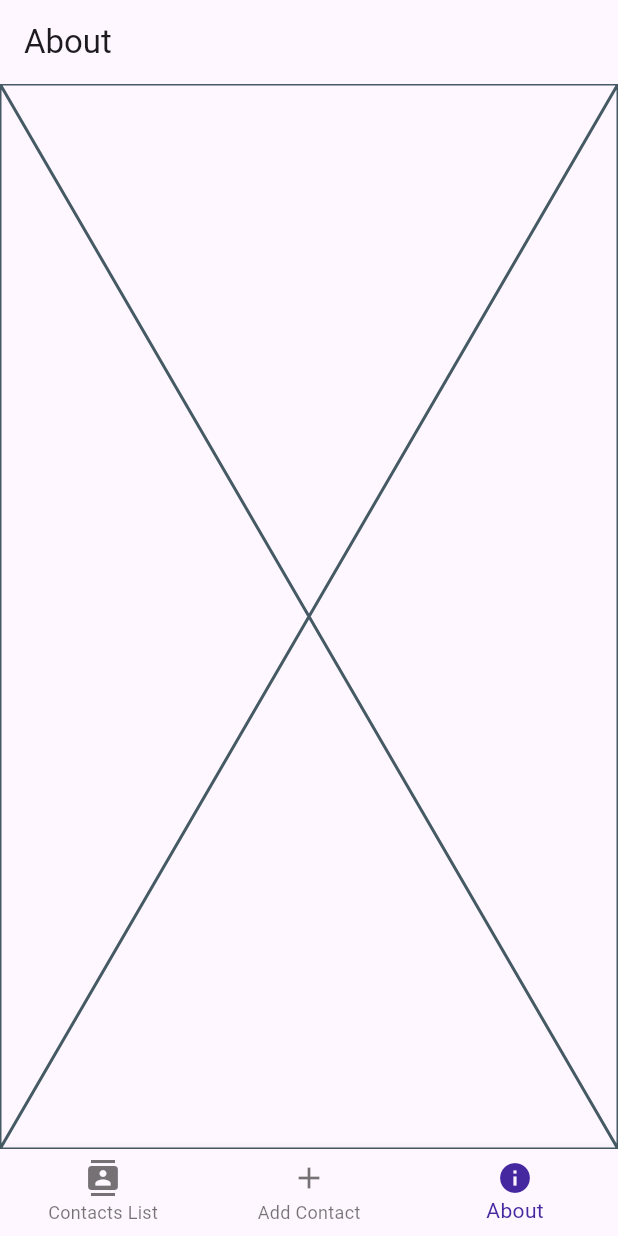
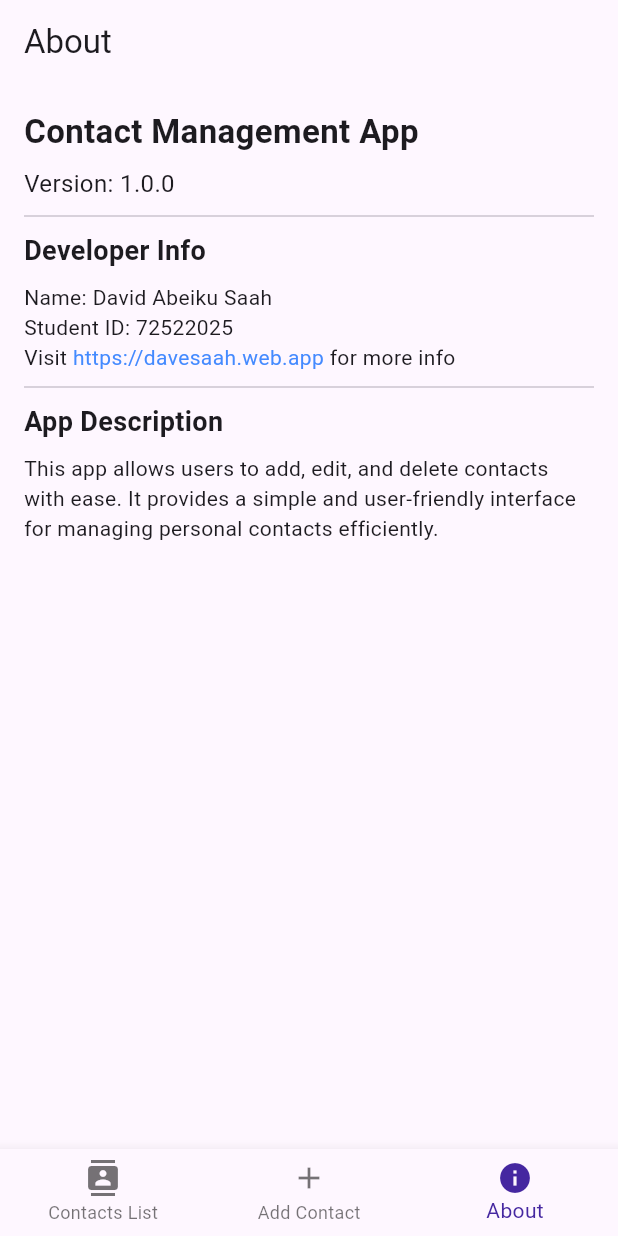
Before and after one commit to DaveSaah/contact_management_app, a Flutter app: the screen it shows after launch, item 3 of the bottom bar chosen, on a phone screen of 412 x 824 dp. Run offline on Flutter 3.47's test engine with Material 3 defaults, Android fonts, the phone set to English and light mode, and no system bars; network calls fail.

Commit message:
add about screen

```diff
--- a/lib/screens/about.dart
+++ b/lib/screens/about.dart
@@ -5,6 +5,73 @@ class AboutScreen extends StatelessWidget {
 
   @override
   Widget build(BuildContext context) {
-    return const Placeholder();
+    return Padding(
+      padding: const EdgeInsets.all(16.0),
+      child: Column(
+        crossAxisAlignment: CrossAxisAlignment.start,
+        children: [
+          Text(
+            "Contact Management App",
+            style: TextStyle(
+              fontSize: 22,
+              fontWeight: FontWeight.bold,
+            ),
+          ),
+          SizedBox(
+            height: 8,
+          ),
+          Text(
+            "Version: 1.0.0",
+            style: TextStyle(
+              fontSize: 16,
+            ),
+          ),
+          Divider(
+            thickness: 1,
+            height: 20,
+          ),
+          Text(
+            "Developer Info",
+            style: TextStyle(
+              fontSize: 18,
+              fontWeight: FontWeight.bold,
+            ),
+          ),
+          SizedBox(height: 8),
+          Text("Name: David Abeiku Saah"),
+          Text("Student ID: 72522025"),
+          Row(
+            children: [
+              Text("Visit "),
+              Text(
+                "https://davesaah.web.app",
+                style: TextStyle(
+                  color: Colors.blueAccent,
+                ),
+              ),
+              Text(" for more info"),
+            ],
+          ),
+          Divider(
+            thickness: 1,
+            height: 20,
+          ),
+          Text(
+            "App Description",
+            style: TextStyle(
+              fontSize: 18,
+              fontWeight: FontWeight.bold,
+            ),
+          ),
+          SizedBox(
+            height: 8,
+          ),
+          Text(
+            "This app allows users to add, edit, and delete contacts with ease. "
+            "It provides a simple and user-friendly interface for managing personal contacts efficiently.",
+          ),
+        ],
+      ),
+    );
   }
 }
```
